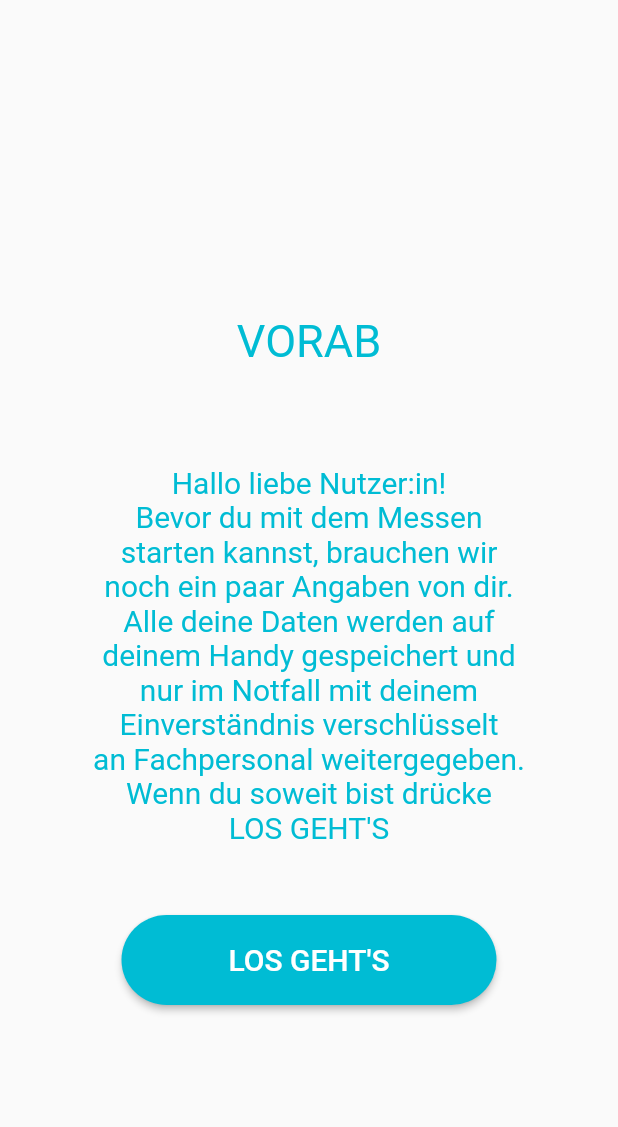
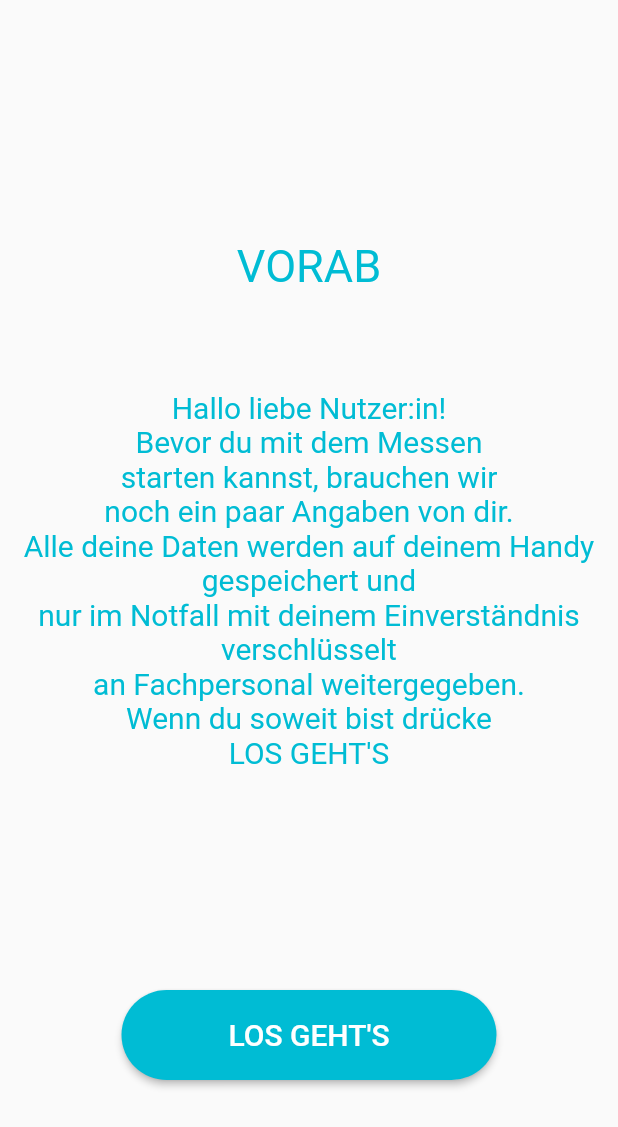
Before and after one commit to VolodymyrBiryuk/31_Digitale_Krankheits_Anamnese_CovOx, a Flutter app: the screen it shows after launch, on a phone screen of 412 x 824 dp. Shown: the top 1127 px of the screen. Run offline on Flutter 3.47's test engine with Material 2 defaults, Android fonts, the phone set to English and light mode, and no system bars; our stand-ins replace flutter_form_builder; Roboto replaces fonts that are missing (Monserrat).

Commit message:
UPDATE: MAIN CONTENT WIDTH

```diff
--- a/app/covox/lib/widgets/title_content_button_widget.dart
+++ b/app/covox/lib/widgets/title_content_button_widget.dart
@@ -49,8 +49,8 @@ class TitleContentButtonWidget extends StatelessWidget {
                 )),
             Center(
               child: Container(
-               height: 300.0,
-               width: 300.0,
+               height: 400.0,
+               width: 400.0,
                child: mainContent,
               ),
             ),
```
